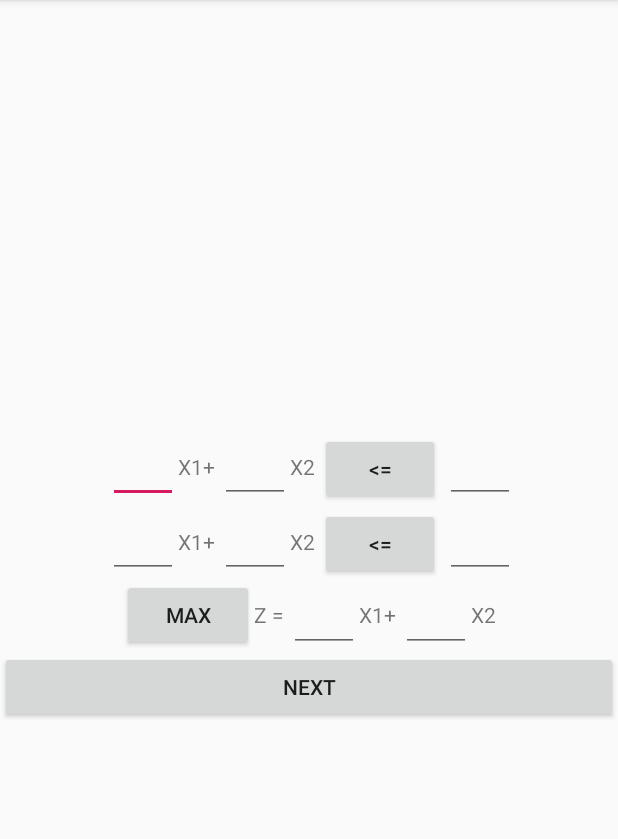
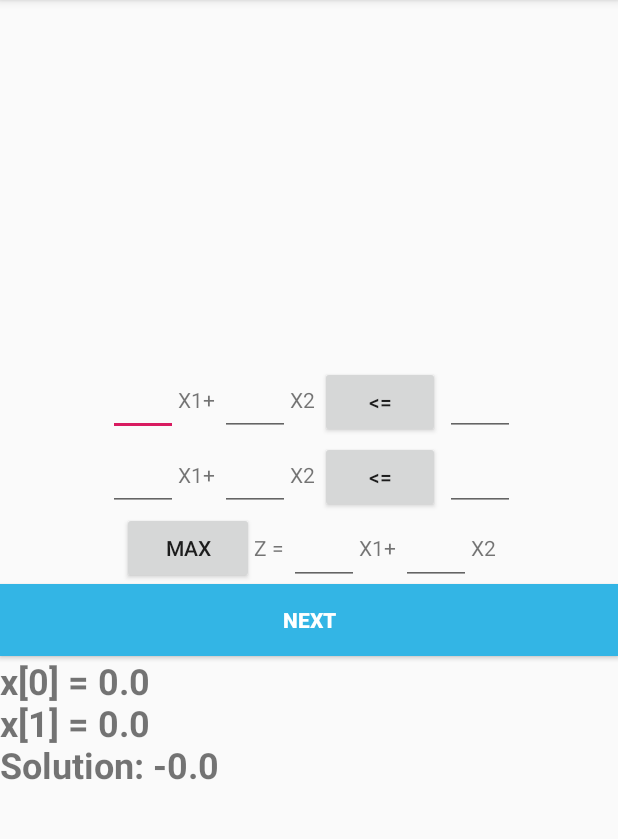
Before and after one commit to djamelzerrouki/Simplex-android, an Android app: the screen it shows after launch (configActivity), after a tap on "NEXT", on a phone screen of 412 x 824 dp, the part 84-923 px from its top. Run offline under Robolectric (Android 15) with nearby library versions, the phone set to English and light mode, and no system bars; 2 statements that could not run were skipped.

Commit message:
new config

```diff
--- a/app/src/main/java/com/example/djamel/simplex/configActivity.java
+++ b/app/src/main/java/com/example/djamel/simplex/configActivity.java
@@ -22,6 +22,7 @@ public static int M =2;//nombre des contrent
 public static boolean MaxMin=true;
     ArrayList<EditText> edittext_list;
     private EditText txtBox ;
+    TextView textAfichag;
 
     @Override
     protected void onCreate(Bundle savedInstanceState) {
@@ -30,7 +31,9 @@ public static boolean MaxMin=true;
         LinearLayout layout =new LinearLayout(this);
         layout.setOrientation(LinearLayout.HORIZONTAL);
         Button next = (Button) findViewById(R.id.simplex);
-       edittext_list = new ArrayList<EditText>();
+          textAfichag = (TextView) findViewById(R.id.Affichage);
+
+        edittext_list = new ArrayList<EditText>();
 
         next.setOnClickListener(new View.OnClickListener() {
 
@@ -44,9 +47,13 @@ public static boolean MaxMin=true;
                 }
 //                Toast.makeText(v.getContext(),  edittext_list.get(2).getText().toString(),Toast.LENGTH_LONG).show();
                 double[] objectiveFunc =  new double[N];// fonction objectif
+                double[] constraintRightSide = new double[N];// constraintRightSide
 
                 for(int i=0; i <N; i++){
                      objectiveFunc[i] =Double.parseDouble(edittext_list.get(i).getText().toString());
+                }
+                for(int i=N; i <N; i++){
+                    constraintRightSide[i] =Double.parseDouble(edittext_list.get(((i+1)*N)).getText().toString());
                 }
 
                 double[][] constraintLeftSide =  new double[M][N];
@@ -58,16 +65,15 @@ public static boolean MaxMin=true;
 
                              for (int j = 0; j < N ; j++) {
                                  constraintLeftSide[i][j] = Double.parseDouble(edittext_list.get(j+index).getText().toString());
-//} }
                              }
                 }
 
                 //  double[] objectiveFunc = { 1200,1000};// fonction objectif
                // double[][] constraintLeftSide = { {3,4}, { 6,3} }; // les contret
 
-                Simplex.Constraint[] constraintOperator = { Simplex.Constraint.greatherThan,Simplex.Constraint.greatherThan  };
+                Simplex.Constraint[] constraintOperator = { Simplex.Constraint.lessThan,Simplex.Constraint.lessThan  };
 
-                double[] constraintRightSide = { 4,2 };
+//                double[] constraintRightSide = { 1200,1000 };
 
                 Simplex.Modeler model = new Simplex.Modeler(constraintLeftSide, constraintRightSide,
                         constraintOperator, objectiveFunc);
@@ -84,7 +90,7 @@ public static boolean MaxMin=true;
 
 buffer.append("Solution: " + simplex.value());
                 System.out.println("Solution: " + simplex.value());
-
+                textAfichag.setText(buffer.toString());
                 Toast.makeText(v.getContext() ,buffer.toString(),Toast.LENGTH_LONG).show();
 
             }
--- a/app/src/main/res/layout/activity_config.xml
+++ b/app/src/main/res/layout/activity_config.xml
@@ -27,6 +27,21 @@
         android:id="@+id/simplex"
         android:layout_width="match_parent"
         android:layout_height="wrap_content"
-        android:text="Next" />
+        android:text="Next"
+        style="@style/Widget.AppCompat.Button.Colored"
+        android:background="@android:color/holo_blue_light"
+        android:textAlignment="center"
+        android:textStyle="bold"/>
+
+    <Space
+        android:layout_width="match_parent"
+        android:layout_height="wrap_content" />
+
+    <TextView
+        android:id="@+id/Affichage"
+        android:layout_width="match_parent"
+        android:layout_height="wrap_content"
+        android:textSize="24sp"
+        android:textStyle="bold" />
 
 </LinearLayout>
```
